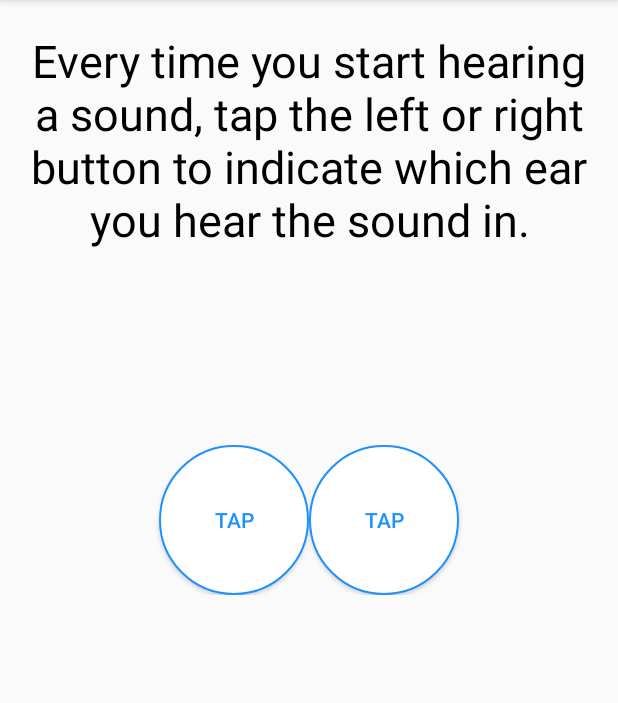
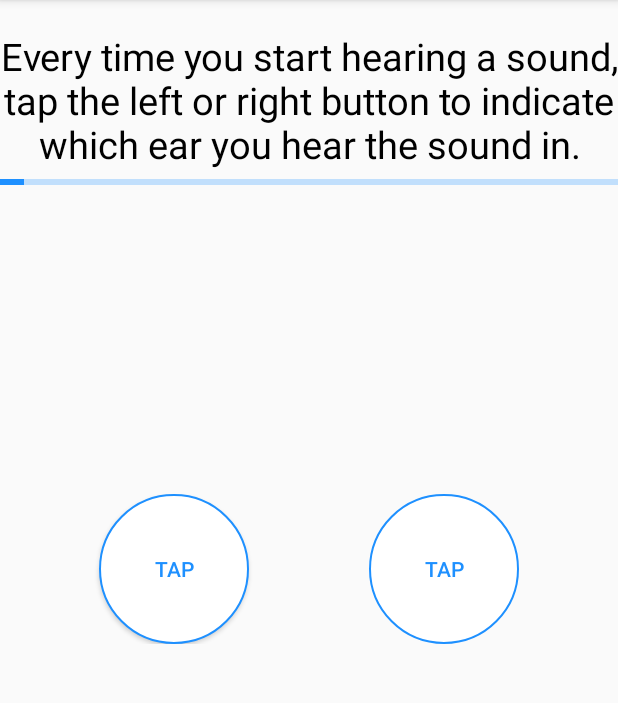
Before and after one commit to alammasoodi/ToneAudiometry, an Android app: the fragment ToneAudiometryFragment placed in its activity, on a phone screen of 412 x 824 dp, the part 84-787 px from its top. Run offline under Robolectric (Android 15) with nearby library versions, the light colour scheme and no system bars.

Commit message:
button functionalities added

```diff
--- a/app/src/main/java/com/example/alam/toneaudiometrytest/ToneAudiometryFragment.java
+++ b/app/src/main/java/com/example/alam/toneaudiometrytest/ToneAudiometryFragment.java
@@ -1,6 +1,8 @@
 package com.example.alam.toneaudiometrytest;
 
+import android.animation.ObjectAnimator;
 import android.app.Fragment;
+import android.app.UiAutomation;
 import android.content.Context;
 import android.media.AudioFormat;
 import android.media.AudioManager;
@@ -10,29 +12,47 @@ import android.os.CountDownTimer;
 import android.view.LayoutInflater;
 import android.view.View;
 import android.view.ViewGroup;
+import android.view.animation.LinearInterpolator;
 import android.widget.Button;
+import android.widget.ProgressBar;
+import android.widget.Toast;
 
 /**
  * Created by alam on 18/12/17.
  */
 
-public class ToneAudiometryFragment extends Fragment {
+public class ToneAudiometryFragment extends Fragment implements View.OnClickListener {
     View v;
     Button leftEarButton,rightEarButton;
     int soundHertz = 250;
     int rightTone = 0,savedTone;
     AudioTrack tone;
     CountDownTimer mCountDownTimer;
+    ObjectAnimator progressAnimator;
     long milliLeft;
     float savedVolume[];
     float increaseVolume[];
+    ProgressBar progressBar;
     boolean isPaused = false;
+    int leftCounts = 0,rightCounts = 0;
+    boolean isButtonClicked = false;
+
 
     @Override
     public View onCreateView(LayoutInflater inflater, ViewGroup container, Bundle savedInstanceState) {
         v = inflater.inflate(R.layout.fragment_audiometry, container, false);
         AudioManager am = (AudioManager)getActivity().getSystemService(Context.AUDIO_SERVICE);
-
+        leftEarButton = (Button) v.findViewById(R.id.left_ear_button);
+        rightEarButton = (Button) v.findViewById(R.id.right_ear_button);
+        leftEarButton.setOnClickListener(this);
+        rightEarButton.setOnClickListener(this);
+        progressBar = (ProgressBar)v.findViewById(R.id.progressbar);
+        progressBar.getProgressDrawable().setColorFilter(
+                getResources().getColor(R.color.buttonColor), android.graphics.PorterDuff.Mode.SRC_IN);
+        progressAnimator = ObjectAnimator.ofInt(progressBar, "progress", progressBar.getProgress(), 500);
+        progressAnimator.setDuration(60000);
+        progressAnimator.setInterpolator(new LinearInterpolator());
+        progressAnimator.start();
         //if(am.isWiredHeadsetOn()) {
 
             startPlayingTones(soundHertz, rightTone);
@@ -63,10 +83,12 @@ public class ToneAudiometryFragment extends Fragment {
         tone = generateTone(hertz, 6000);
         if(rightEarTone == 0) {
             tone.setStereoVolume(increaseVolume[0], 0);
+            rightEarButton.setEnabled(false);
         }
         else
         {
             tone.setStereoVolume(0, increaseVolume[0]);
+            leftEarButton.setEnabled(false);
 
         }
         try {
@@ -78,17 +100,22 @@ public class ToneAudiometryFragment extends Fragment {
 
        }
 
-       public void timerStart(long timeLengthMilli, final int rightEarTone, final float increaseVolume[]) {
+       public void timerStart(final long timeLengthMilli, final int rightEarTone, final float increaseVolume[]) {
         mCountDownTimer = new CountDownTimer(timeLengthMilli, 1000) {
             @Override
             public void onTick(long millisUntilFinished) {
                 milliLeft = millisUntilFinished;
                 if(rightEarTone == 0) {
                     tone.setStereoVolume(increaseVolume[0], 0);
+                    rightEarButton.setEnabled(false);
+
+
                 }
                 else
                 {
                     tone.setStereoVolume(0, increaseVolume[0]);
+                    leftEarButton.setEnabled(false);
+
 
                 }
                 increaseVolume[0] = increaseVolume[0] + 0.002f;
@@ -96,21 +123,20 @@ public class ToneAudiometryFragment extends Fragment {
 
             @Override
             public void onFinish() {
-//                tone.flush();
-//                tone.stop();
-//                tone.release();
                 if(rightEarTone == 0){
                     rightTone = 1;
                     startPlayingTones(soundHertz, rightTone);
+                    rightEarButton.setEnabled(true);
                 }
                 else{
                     rightTone = 0;
-
+                    leftEarButton.setEnabled(true);
                     if(soundHertz<4000) {
                         soundHertz = soundHertz *2;
                         startPlayingTones(soundHertz, rightTone);
 
                     }
+
                 }
 
 
@@ -140,7 +166,12 @@ public class ToneAudiometryFragment extends Fragment {
     public void onPause(){
         super.onPause();
         mCountDownTimer.cancel();
-        tone.pause();
+        try {
+            tone.pause();
+        }
+        catch (IllegalStateException ie){
+            ie.printStackTrace();
+        }
         savedTone = rightTone;
         isPaused = true;
 
@@ -150,11 +181,48 @@ public class ToneAudiometryFragment extends Fragment {
         super.onResume();
         if(isPaused) {
             if(soundHertz<4000) {
+                try {
+                    tone.play();
+                }
+                catch (IllegalStateException ie){
+                    ie.printStackTrace();
+                }
+                timerStart(milliLeft, savedTone, increaseVolume);
 
-                tone.play();
-                timerStart(milliLeft, savedTone, increaseVolume);
 
             }
         }
     }
+
+    @Override
+    public void onClick(View view) {
+        int id = view.getId();
+        switch (id){
+            case R.id.left_ear_button:
+                playNext(0);
+                rightEarButton.setOnClickListener(this);
+                Toast.makeText(getActivity(),"you listened to the sound of "+soundHertz+" Hz from left ear",Toast.LENGTH_SHORT).show();
+                break;
+            case R.id.right_ear_button:
+                playNext(1);
+                leftEarButton.setOnClickListener(this);
+                Toast.makeText(getActivity(),"you listened to the sound of "+soundHertz+" Hz from right ear",Toast.LENGTH_SHORT).show();
+
+                break;
+        }
     }
+
+    public void playNext(int nextEar){
+        //progressBar.setProgress(progressBar.getProgress()+25);
+        mCountDownTimer.cancel();
+        try {
+            tone.stop();
+            tone.release();
+        }catch (IllegalStateException ie){
+            ie.printStackTrace();
+        }
+        float[] resetVolume = new float[]{0f};
+        timerStart(500,nextEar,resetVolume);
+
+    }
+}
--- a/app/src/main/res/drawable/button_bg_round.xml
+++ b/app/src/main/res/drawable/button_bg_round.xml
@@ -5,14 +5,14 @@
             <solid android:color="#ffffff"/>
 
             <stroke android:color="#1E90FF" android:width="1dp" />
-            <size android:width="150dp" android:height="150dp"/>
+            <size android:width="70dp" android:height="70dp"/>
         </shape>
     </item>
     <item android:state_pressed="true">
         <shape android:shape="oval">
             <stroke android:color="#1E90FF" android:width="1dp" />
             <solid android:color="#87CEEB"/>
-            <size android:width="150dp" android:height="150dp"/>
+            <size android:width="70dp" android:height="70dp"/>
         </shape>
     </item>
 
--- a/app/src/main/res/layout/fragment_audiometry.xml
+++ b/app/src/main/res/layout/fragment_audiometry.xml
@@ -9,16 +9,24 @@
         android:text="@string/tone_label"
         android:textColor="#000"
         android:id="@+id/tone_id"
-        android:textSize="30dp"
+        android:textSize="25dp"
         android:gravity="center"
         android:layout_marginTop="20dp"/>
+    <ProgressBar
+        android:id="@+id/progressbar"
+        style="?android:attr/progressBarStyleHorizontal"
+        android:layout_width="match_parent"
+        android:layout_height="wrap_content"
+        android:layout_below="@id/tone_id"
+        android:max="500"
+        />
     <LinearLayout
         android:layout_width="match_parent"
         android:layout_height="wrap_content"
         android:orientation="horizontal"
-        android:layout_below="@+id/tone_id"
+        android:layout_below="@+id/progressbar"
         android:gravity="center"
-        android:layout_marginTop="130dp"
+        android:layout_marginTop="200dp"
         >
         <Button
             android:id ="@+id/left_ear_button"
@@ -28,6 +36,10 @@
             android:textColor="@color/buttonColor"
             android:background="@drawable/button_bg_round"
             />
+        <View
+            android:layout_width="80dp"
+            android:layout_height="0dp"
+            android:foreground="#fff"/>
         <Button
             android:id ="@+id/right_ear_button"
             android:layout_width="100dp"
```
